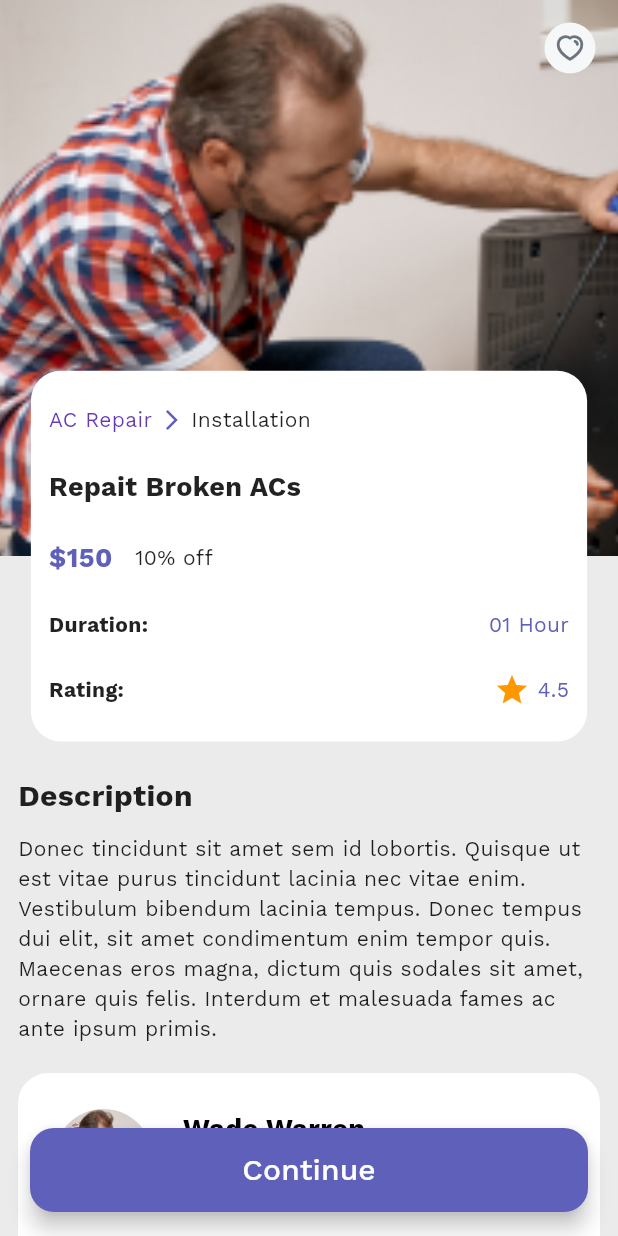
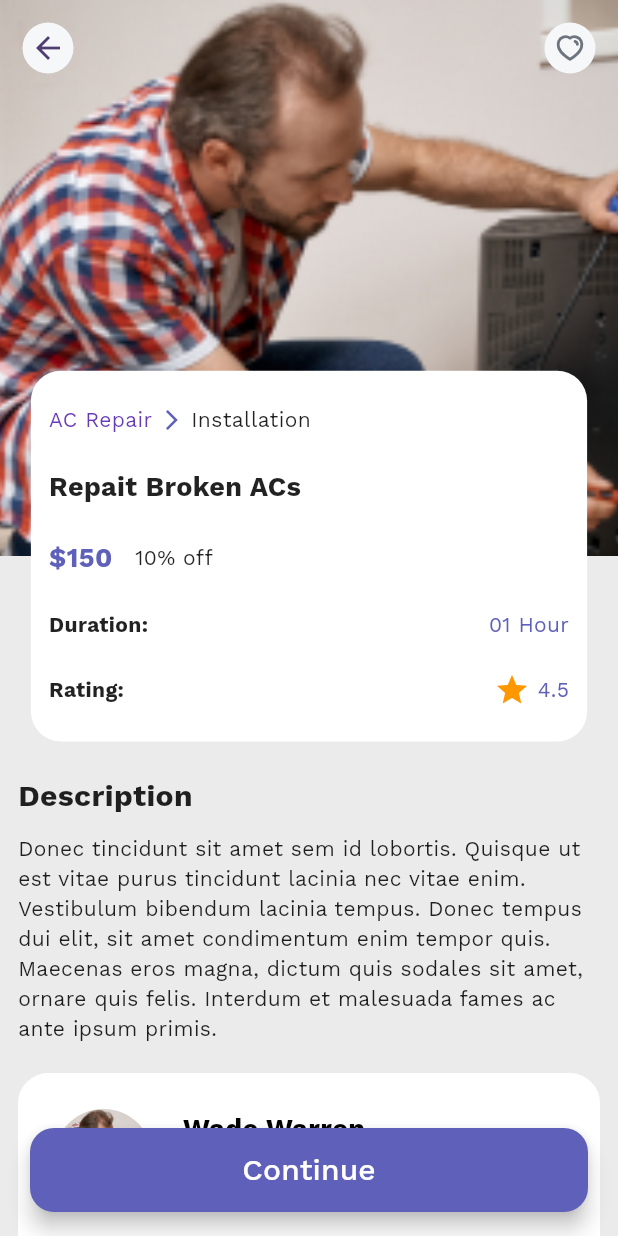
Before and after one commit to Uttam-Patel/home_mate, a Flutter app: the ServiceDetail screen opened directly with sample values from the repository, on a phone screen of 412 x 824 dp. Run offline on Flutter 3.47's test engine with Material 2 defaults, Android fonts, the phone set to English and light mode, and no system bars; our stand-ins replace dropdown_textfield, firebase_core, flutter_svg, google_fonts; accounts and stored records are empty.

Commit message:
Final UI Done

```diff
--- a/lib/main.dart
+++ b/lib/main.dart
@@ -3,11 +3,8 @@ import 'package:google_fonts/google_fonts.dart';
 import 'package:home_mate/firebase_options.dart';
 
 import 'package:home_mate/screens/splashscreen.dart';
-import 'package:home_mate/screens/welcome.dart';
-import 'package:home_mate/widgets/bottom_nav.dart';
 
 import 'package:firebase_core/firebase_core.dart';
-import 'package:home_mate/widgets/bottom_nav.dart';
 
 Future main() async {
   WidgetsFlutterBinding.ensureInitialized();
@@ -31,7 +28,7 @@ class MyApp extends StatelessWidget {
         useMaterial3: true,
         textTheme: GoogleFonts.workSansTextTheme(),
       ),
-      home:  SplashScreen(),
+      home: const SplashScreen(),
     );
   }
 }
--- a/lib/screens/providerdetail.dart
+++ b/lib/screens/providerdetail.dart
@@ -59,7 +59,7 @@ class _ProviderDetailsState extends State<ProviderDetails> {
                       Text(
                         "${info.fName} ${info.lName}",
                         style: const TextStyle(
-                          fontSize: 23,
+                          fontSize: 20,
                           color: Colors.black,
                           fontWeight: FontWeight.bold,
                         ),
--- a/lib/screens/servicedetail.dart
+++ b/lib/screens/servicedetail.dart
@@ -179,7 +179,18 @@ class _ServiceDetailState extends State<ServiceDetail> {
                     height: 20,
                   ),
                 ),
-              )
+              ),
+              Positioned(
+                left: 15,
+                top: 15,
+                child: InkWell(
+                  onTap: () => Navigator.pop(context),
+                  child: CircleAvatar(
+                      radius: 17,
+                      backgroundColor: clBG,
+                      child: const Icon(Icons.arrow_back)),
+                ),
+              ),
             ],
           ),
           Container(
```
Also changed, not shown: lib/widgets/bottom_nav.dart (+15 -0 lines).
